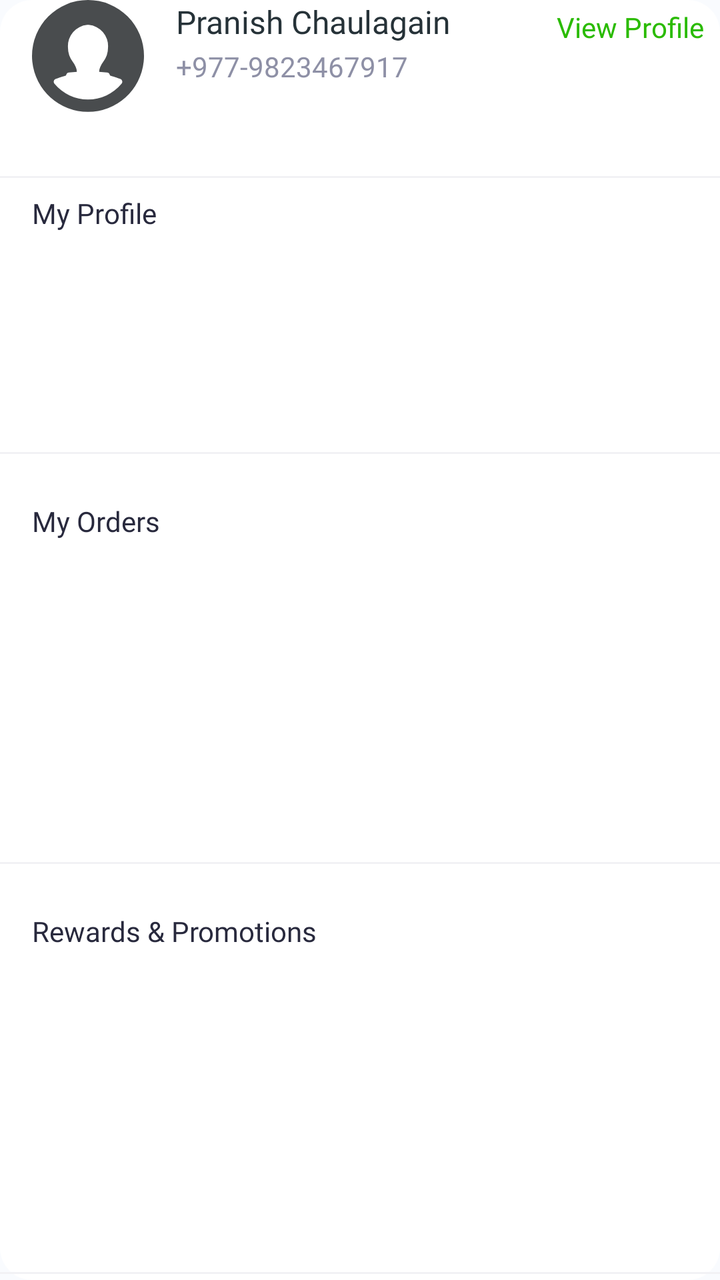
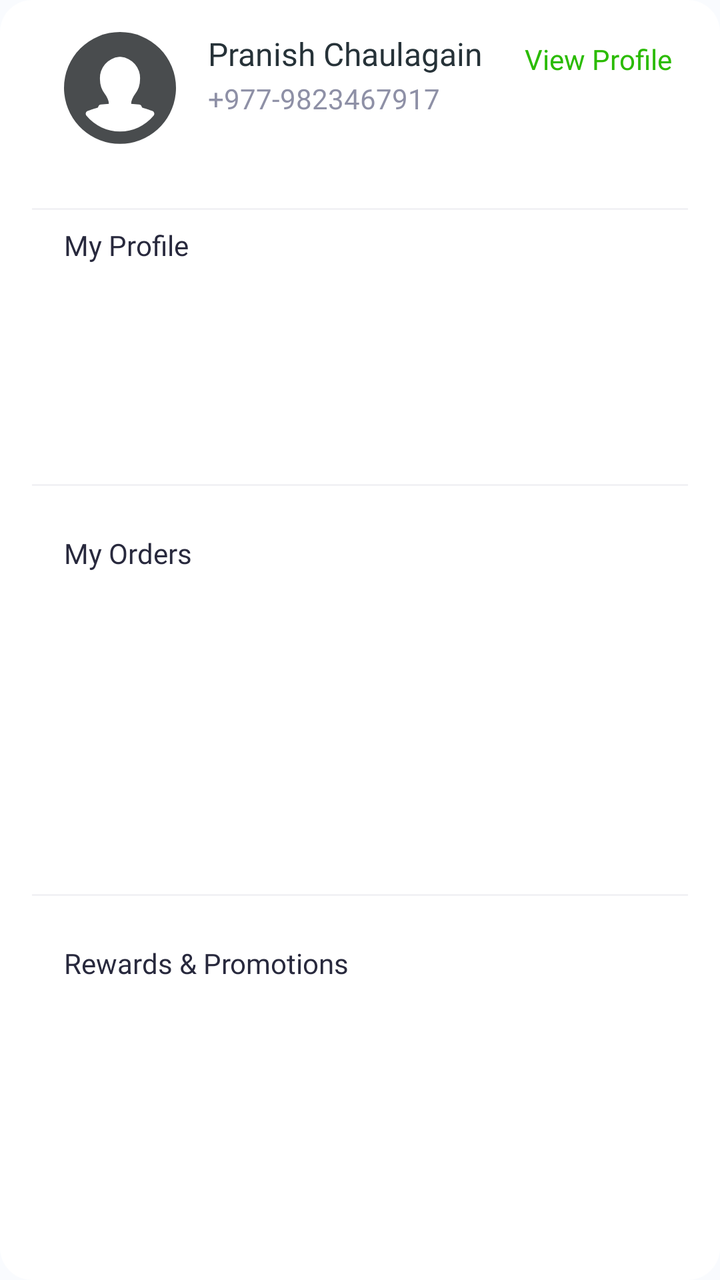

Compare the two renders of this Android layout. The source of the first and the diff that turns it into the second are given below.
<!-- AndroidManifest.xml: application theme Theme.XMLApp -->
<!-- res/layout/item_more_profile.xml -->
<?xml version="1.0" encoding="utf-8"?>
<LinearLayout xmlns:android="http://schemas.android.com/apk/res/android"
    xmlns:app="http://schemas.android.com/apk/res-auto"
    android:layout_width="match_parent"
    android:layout_height="wrap_content"
    android:background="@drawable/bg_surface_16"
    android:orientation="vertical">

    <androidx.constraintlayout.widget.ConstraintLayout
        android:layout_width="match_parent"
        android:layout_height="wrap_content">

        <FrameLayout
            android:id="@+id/profile_picture_container"
            android:layout_width="56dp"
            android:layout_height="56dp"
            android:layout_marginStart="16dp"
            app:layout_constraintStart_toStartOf="parent"
            app:layout_constraintTop_toTopOf="parent">

            <ImageView
                android:id="@+id/iv_user_image"
                android:layout_width="match_parent"
                android:layout_height="match_parent"
                android:scaleType="centerCrop"
                android:src="@drawable/profile_default" />

        </FrameLayout>

        <LinearLayout
            android:id="@+id/user_details_container"
            android:layout_width="0dp"
            android:layout_height="wrap_content"
            android:layout_marginStart="16dp"
            android:layout_marginEnd="8dp"
            android:orientation="vertical"
            app:layout_constraintEnd_toStartOf="@id/tv_view_profile"
            app:layout_constraintStart_toEndOf="@id/profile_picture_container"
            app:layout_constraintTop_toTopOf="@id/profile_picture_container">

            <TextView
                android:id="@+id/tv_username"
                android:layout_width="match_parent"
                android:layout_height="wrap_content"
                android:ellipsize="end"
                android:fontFamily="@font/source_sans_semibold"
                android:includeFontPadding="true"
                android:text="Pranish Chaulagain"
                android:textColor="@color/textDark"
                android:textSize="16sp" />

            <TextView
                android:id="@+id/tv_phone"
                android:layout_width="wrap_content"
                android:layout_height="wrap_content"
                android:layout_marginTop="2dp"
                android:fontFamily="@font/source_sans_regular"
                android:text="+977-9823467917"
                android:textColor="@color/textDark200"
                android:textSize="14sp" />

        </LinearLayout>

        <TextView
            android:id="@+id/tv_view_profile"
            android:layout_width="wrap_content"
            android:layout_height="wrap_content"
            android:clickable="true"
            android:focusable="true"
            android:fontFamily="@font/source_sans_semibold"
            android:paddingHorizontal="8dp"
            android:paddingVertical="4dp"
            android:text="View Profile"
            android:textColor="@color/primaryGreen"
            android:textSize="14sp"
            app:layout_constraintEnd_toEndOf="parent"
            app:layout_constraintTop_toTopOf="parent" />

    </androidx.constraintlayout.widget.ConstraintLayout>

    <LinearLayout
        android:layout_width="match_parent"
        android:layout_height="wrap_content"
        android:layout_marginTop="24dp"
        android:orientation="vertical">

        <View
            android:layout_width="match_parent"
            android:layout_height="1dp"
            android:layout_marginVertical="8dp"
            android:background="@color/textLight300" />

        <TextView
            android:id="@+id/tv_my_profile"
            android:layout_width="match_parent"
            android:layout_height="wrap_content"
            android:fontFamily="@font/source_sans_semibold"
            android:paddingHorizontal="16dp"
            android:text="My Profile"
            android:textColor="@color/textDark400"
            android:textSize="14sp" />

        <include
            android:id="@+id/my_products"
            layout="@layout/item_setting_row"
            android:layout_width="match_parent"
            android:layout_height="wrap_content" />

        <include
            android:id="@+id/shipping_address"
            layout="@layout/item_setting_row"
            android:layout_width="match_parent"
            android:layout_height="wrap_content" />


        <View
            android:layout_width="match_parent"
            android:layout_height="1dp"
            android:layout_marginVertical="8dp"
            android:background="@color/textLight300" />

        <TextView
            android:id="@+id/tvMyOrder"
            android:layout_width="match_parent"
            android:layout_height="wrap_content"
            android:layout_marginTop="16dp"
            android:fontFamily="@font/source_sans_semibold"
            android:paddingHorizontal="16dp"
            android:text="My Orders"
            android:textColor="@color/textDark400"
            android:textSize="14sp" />

        <include
            android:id="@+id/myOrder"
            layout="@layout/item_setting_row"
            android:layout_width="match_parent"
            android:layout_height="wrap_content" />

        <include
            android:id="@+id/myReturn"
            layout="@layout/item_setting_row"
            android:layout_width="match_parent"
            android:layout_height="wrap_content" />

        <include
            android:id="@+id/myCancellation"
            layout="@layout/item_setting_row"
            android:layout_width="match_parent"
            android:layout_height="wrap_content" />


        <View
            android:layout_width="match_parent"
            android:layout_height="1dp"
            android:layout_marginVertical="8dp"
            android:background="@color/textLight300" />

        <TextView
            android:id="@+id/tvRewardsAndPromotion"
            android:layout_width="match_parent"
            android:layout_height="wrap_content"
            android:layout_marginTop="16dp"
            android:fontFamily="@font/source_sans_semibold"
            android:paddingHorizontal="16dp"
            android:text="Rewards &amp; Promotions"
            android:textColor="@color/textDark400"
            android:textSize="14sp" />

        <include
            android:id="@+id/myRewardsAndPoints"
            layout="@layout/item_setting_row"
            android:layout_width="match_parent"
            android:layout_height="wrap_content" />

        <include
            android:id="@+id/myApplyPromocode"
            layout="@layout/item_setting_row"
            android:layout_width="match_parent"
            android:layout_height="wrap_content" />


        <include
            android:id="@+id/myDailyDayBonus"
            layout="@layout/item_setting_row"
            android:layout_width="match_parent"
            android:layout_height="wrap_content" />


        <View
            android:layout_width="match_parent"
            android:layout_height="1dp"
            android:layout_marginVertical="8dp"
            android:background="@color/textLight300" />

        <com.google.android.material.button.MaterialButton
            android:id="@+id/btnLogout"
            android:layout_width="match_parent"
            android:layout_height="wrap_content"
            android:layout_marginHorizontal="16dp"
            android:layout_marginTop="24dp"
            android:layout_marginBottom="24dp"
            android:backgroundTint="@color/primaryGreen"
            android:fontFamily="@font/source_sans_semibold"
            android:insetLeft="0dp"
            android:insetTop="0dp"
            android:insetRight="0dp"
            android:insetBottom="0dp"
            android:text="LOGOUT"
            android:textColor="@color/surface" />

    </LinearLayout>

</LinearLayout>
<!-- res/layout/item_setting_row.xml (included above) -->
<?xml version="1.0" encoding="utf-8"?>
<androidx.constraintlayout.widget.ConstraintLayout xmlns:android="http://schemas.android.com/apk/res/android"
    android:layout_width="match_parent"
    android:layout_height="48dp"
    android:paddingVertical="16dp"
    xmlns:app="http://schemas.android.com/apk/res-auto">

    <ImageView
        android:id="@+id/ivIcon"
        android:layout_width="wrap_content"
        android:layout_height="wrap_content"
        app:layout_constraintStart_toStartOf="parent"
        app:layout_constraintTop_toTopOf="parent"
        app:layout_constraintBottom_toBottomOf="parent"
        android:layout_marginHorizontal="16dp" />

    <TextView
        android:id="@+id/tvName"
        android:layout_width="wrap_content"
        android:layout_height="wrap_content"
        android:paddingHorizontal="24dp"
        app:layout_constraintStart_toEndOf="@id/ivIcon"
        app:layout_constraintTop_toTopOf="parent"
        app:layout_constraintBottom_toBottomOf="parent"
        android:fontFamily="@font/source_sans_regular"
        android:textSize="14sp"
        android:textColor="@color/textDark400" />

    <TextView
        android:layout_width="16dp"
        android:layout_height="16dp"
        android:visibility="gone"
        android:backgroundTint="@color/primaryGreen"
        app:layout_constraintEnd_toEndOf="parent"
        app:layout_constraintTop_toTopOf="parent"
        app:layout_constraintBottom_toBottomOf="parent"
        android:layout_marginHorizontal="4dp"
        android:background="@drawable/bg_button_primary_8"
        android:textSize="8sp"
        android:textColor="@color/surface"
        android:fontFamily="@font/source_sans_regular" />

</androidx.constraintlayout.widget.ConstraintLayout>
<!-- resources referenced by this layout -->
<resources>
  <color name="primaryGreen">#2ABB00</color>
  <color name="surface">#FFFFFF</color>
  <color name="textDark">#263238</color>
  <color name="textDark200">#8E90A6</color>
  <color name="textDark400">#28293D</color>
  <color name="textLight300">#F2F2F5</color>
  <!-- drawable bg_button_primary_8 (drawable) -->
  <?xml version="1.0" encoding="utf-8"?>
  <shape xmlns:android="http://schemas.android.com/apk/res/android">
      <corners android:radius="16dp"/>
      <solid android:color="@color/primaryGreen"/>
  </shape>
  <!-- drawable bg_surface_16 (drawable) -->
  <?xml version="1.0" encoding="utf-8"?>
  <shape xmlns:android="http://schemas.android.com/apk/res/android">
      <corners
          android:bottomLeftRadius="16dp"
          android:bottomRightRadius="16dp"
          android:topLeftRadius="16dp"
          android:topRightRadius="16dp"
          />
      <solid android:color="@color/surface"/>
  </shape>
  <style name="Theme.XMLApp" parent="Base.Theme.XMLApp" />
  <color name="secondaryGreen">#C6F09E</color>
  <style name="AppPopupMenu" parent="Widget.Material3.PopupMenu">
          <item name="android:popupBackground">@drawable/bg_popup_menus</item>
          <item name="android:itemTextAppearance">@style/PopupMenuText</item>
          <item name="android:textAppearance">@style/PopupMenuText</item>
      </style>
  <color name="offWhiteBackground">#F9FBFE</color>
  <style name="ThemeOverlay.XMLApp.MaterialAlertDialog" parent="ThemeOverlay.Material3.MaterialAlertDialog">
  
          <item name="colorPrimary">@color/primaryGreen</item>
          <item name="colorSecondary">@color/secondaryGreen</item>
  
          <item name="colorSurface">@color/surface</item>
          <item name="colorOnSurface">@color/textDark</item>
          <item name="colorOnSurfaceVariant">@color/lightGrey</item>
  
          <item name="alertDialogStyle">
              @style/MaterialAlertDialog.XMLApp
          </item>
  
          <item name="materialAlertDialogTitleTextStyle">
              @style/MaterialAlertDialog.XMLApp.Title
          </item>
  
          <item name="buttonBarPositiveButtonStyle">
              @style/Widget.XMLApp.DialogButton
          </item>
  
          <item name="buttonBarNegativeButtonStyle">
              @style/Widget.XMLApp.DialogButton
          </item>
      </style>
  <!-- drawable bg_popup_menus (drawable) -->
  <?xml version="1.0" encoding="utf-8"?>
  <shape xmlns:android="http://schemas.android.com/apk/res/android">
      <solid android:color="@color/surface"/>
  
      <corners android:radius="12dp" />
  
      <padding
          android:left="0dp"
          android:right="0dp"
          android:bottom="0dp"
          android:top="0dp"
          />
  </shape>
  <style name="PopupMenuText" parent="TextAppearance.Material3.BodyLarge">
          <item name="android:fontFamily">@font/source_sans_regular</item>
          <item name="fontFamily">@font/source_sans_regular</item>
          <item name="android:textSize">8sp</item>
          <item name="android:textColor">@color/textDark400</item>
          <item name="android:letterSpacing">0.02</item>
      </style>
  <color name="lightGrey">#555770</color>
  <style name="MaterialAlertDialog.XMLApp" parent="MaterialAlertDialog.Material3">
  
          <item name="shapeAppearance">
              @style/ShapeAppearance.XMLApp.Dialog
          </item>
      </style>
  <style name="MaterialAlertDialog.XMLApp.Title" parent="MaterialAlertDialog.Material3.Title.Text">
  
          <item name="android:textColor">@color/primaryGreenDark</item>
      </style>
  <style name="Widget.XMLApp.DialogButton" parent="Widget.Material3.Button.TextButton.Dialog">
  
          <item name="android:textColor">@color/primaryGreenDark</item>
      </style>
  <style name="ShapeAppearance.XMLApp.Dialog" parent="ShapeAppearance.Material3.MediumComponent">
  
          <item name="cornerFamily">rounded</item>
          <item name="cornerSize">16dp</item>
      </style>
  <color name="primaryGreenDark">#1FAC00</color>
  <!-- unchanged entries left out for length: 2 -->
</resources>

<!-- the commit's change to res/layout/item_more_profile.xml (unified diff, before → after) -->
@@ -4,7 +4,8 @@
     android:layout_width="match_parent"
     android:layout_height="wrap_content"
     android:background="@drawable/bg_surface_16"
-    android:orientation="vertical">
+    android:orientation="vertical"
+    android:padding="16dp">
 
     <androidx.constraintlayout.widget.ConstraintLayout
         android:layout_width="match_parent"
